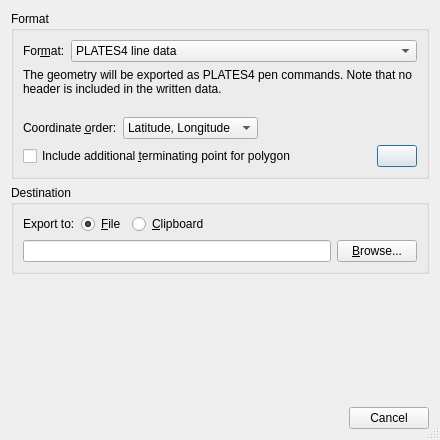
First picture: the form in src/qt-widgets/ExportCoordinatesDialogUi.ui, repository GPlates/GPlates, before the edit.
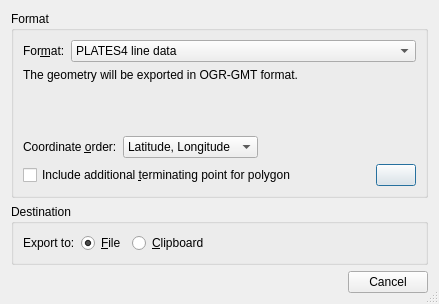
Second picture: the form after the edit. The open tabs and pages were chosen to show the change. Icons and pictures are not drawn.

What changed in the file:
```diff
--- a/src/qt-widgets/ExportCoordinatesDialogUi.ui
+++ b/src/qt-widgets/ExportCoordinatesDialogUi.ui
@@ -4,12 +4,12 @@
   <property name="windowModality" >
    <enum>Qt::WindowModal</enum>
   </property>
-  <property name="geometry" >
+  <property name="geometry">
    <rect>
     <x>0</x>
     <y>0</y>
-    <width>440</width>
-    <height>440</height>
+    <width>434</width>
+    <height>299</height>
    </rect>
   </property>
   <property name="windowTitle" >
@@ -152,14 +152,44 @@
           </item>
          </layout>
         </widget>
-        <widget class="QWidget" name="page_format_shapefile" >
-         <layout class="QGridLayout" >
-          <property name="margin" >
+        <widget class="QWidget" name="page_format_ogrgmt">
+         <layout class="QGridLayout" name="gridLayout">
+          <property name="margin">
            <number>0</number>
           </property>
-          <item row="0" column="0" >
-           <widget class="QLabel" name="label_info_shapefile" >
-            <property name="text" >
+          <property name="spacing">
+           <number>6</number>
+          </property>
+          <item row="2" column="0">
+           <spacer name="verticalSpacer">
+            <property name="orientation">
+             <enum>Qt::Vertical</enum>
+            </property>
+            <property name="sizeHint" stdset="0">
+             <size>
+              <width>393</width>
+              <height>48</height>
+             </size>
+            </property>
+           </spacer>
+          </item>
+          <item row="1" column="0">
+           <widget class="QLabel" name="label">
+            <property name="text">
+             <string>The geometry will be exported in OGR-GMT format.</string>
+            </property>
+           </widget>
+          </item>
+         </layout>
+        </widget>
+        <widget class="QWidget" name="page_format_shapefile">
+         <layout class="QGridLayout">
+          <property name="margin">
+           <number>0</number>
+          </property>
+          <item row="0" column="0">
+           <widget class="QLabel" name="label_info_shapefile">
+            <property name="text">
              <string>The geometry will be exported in ESRI Shapefile format. Only default attributes will be created.</string>
             </property>
             <property name="wordWrap" >
@@ -436,53 +466,12 @@
         </item>
        </layout>
       </item>
-      <item>
-       <widget class="QStackedWidget" name="stack_destination" >
-        <property name="sizePolicy" >
-         <sizepolicy vsizetype="Preferred" hsizetype="Preferred" >
-          <horstretch>0</horstretch>
-          <verstretch>0</verstretch>
-         </sizepolicy>
-        </property>
-        <property name="currentIndex" >
-         <number>0</number>
-        </property>
-        <widget class="QWidget" name="page_export_select_file" >
-         <layout class="QHBoxLayout" >
-          <property name="margin" >
-           <number>0</number>
-          </property>
-          <item>
-           <widget class="QLineEdit" name="lineedit_filename" />
-          </item>
-          <item>
-           <widget class="QPushButton" name="button_select_file" >
-            <property name="text" >
-             <string>&amp;Browse...</string>
-            </property>
-           </widget>
-          </item>
-         </layout>
-        </widget>
-        <widget class="QWidget" name="page_export_clipboard" />
-       </widget>
-      </item>
      </layout>
     </widget>
    </item>
    <item>
-    <widget class="QWidget" native="1" name="widget" >
-     <property name="sizePolicy" >
-      <sizepolicy vsizetype="Expanding" hsizetype="Preferred" >
-       <horstretch>0</horstretch>
-       <verstretch>1</verstretch>
-      </sizepolicy>
-     </property>
-    </widget>
-   </item>
-   <item>
-    <widget class="QDialogButtonBox" name="buttonbox_export" >
-     <property name="standardButtons" >
+    <widget class="QDialogButtonBox" name="buttonbox_export">
+     <property name="standardButtons">
       <set>QDialogButtonBox::Cancel</set>
      </property>
     </widget>
```
Left out of the diff: 256 changed lines with no effect on the pictures.
